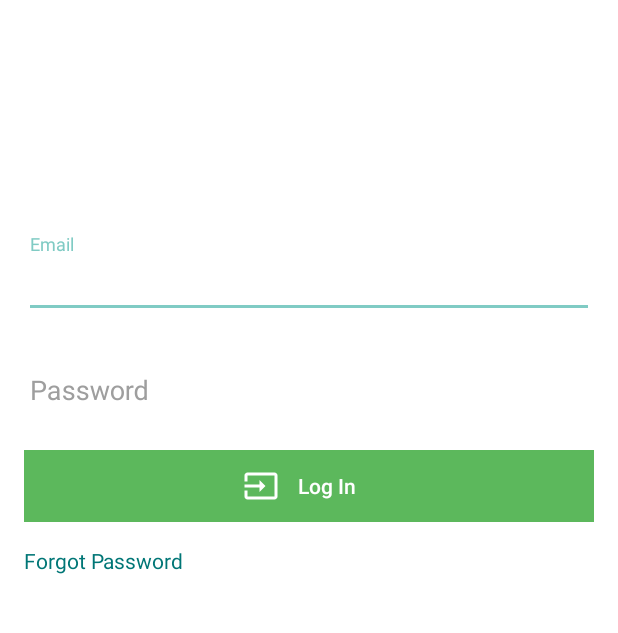
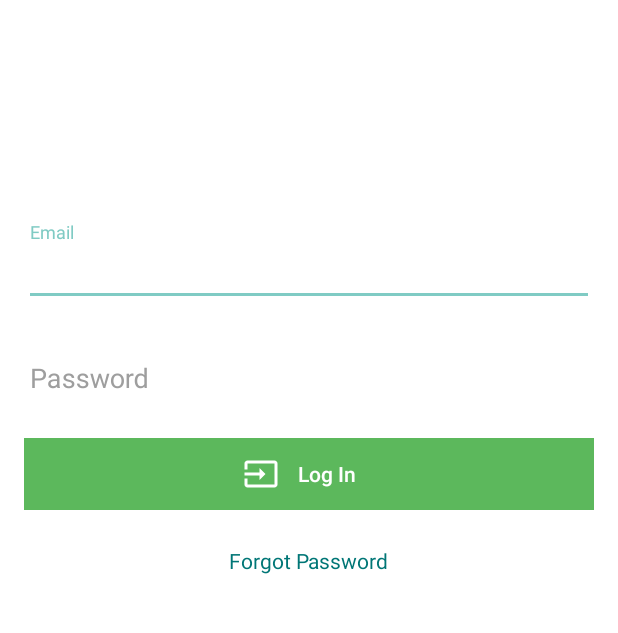
Before and after one commit to techmagic-team/techmagic-hr-android, an Android app: the screen it shows after launch (LoginActivity), on a phone screen of 412 x 824 dp, the part 225-858 px from its top. Run offline under Robolectric (Android 15) with nearby library versions, the phone set to English and light mode, and no system bars; our stand-ins replace ButterKnife.

Commit message:
Working on Login view.

```diff
--- a/app/src/main/java/co/techmagic/hr/TechMagicHrApplication.java
+++ b/app/src/main/java/co/techmagic/hr/TechMagicHrApplication.java
@@ -1,6 +1,8 @@
 package co.techmagic.hr;
 
 import android.app.Application;
+
+import co.techmagic.hr.presentation.util.SharedPreferencesUtil;
 
 /**
  * Created by ruslankuziak on 3/22/17.
@@ -11,6 +13,7 @@ public class TechMagicHrApplication extends Application {
     @Override
     public void onCreate() {
         super.onCreate();
+        SharedPreferencesUtil.init(this);
        // Fabric.with(this, new Crashlytics());
     }
 }
--- a/app/src/main/java/co/techmagic/hr/presentation/ui/activity/LoginActivity.java
+++ b/app/src/main/java/co/techmagic/hr/presentation/ui/activity/LoginActivity.java
@@ -1,14 +1,29 @@
 package co.techmagic.hr.presentation.ui.activity;
 
+import android.graphics.Paint;
 import android.os.Bundle;
 import android.support.v7.app.AppCompatActivity;
+import android.widget.TextView;
+
+import butterknife.BindView;
+import butterknife.ButterKnife;
+import butterknife.OnClick;
 import co.techmagic.hr.R;
 
 public class LoginActivity extends AppCompatActivity {
+
+    @BindView(R.id.tvForgotPassword)
+    TextView tvForgotPassword;
 
     @Override
     protected void onCreate(Bundle savedInstanceState) {
         super.onCreate(savedInstanceState);
         setContentView(R.layout.activity_login);
+        ButterKnife.bind(this);
+    }
+
+    @OnClick(R.id.tvForgotPassword)
+    void onForgotPasswordClick() {
+        tvForgotPassword.setPaintFlags(tvForgotPassword.getPaintFlags() | Paint.UNDERLINE_TEXT_FLAG);
     }
 }
--- /dev/null
+++ b/app/src/main/java/co/techmagic/hr/presentation/util/SharedPreferencesUtil.java
@@ -0,0 +1,22 @@
+package co.techmagic.hr.presentation.util;
+
+import android.content.Context;
+import android.content.SharedPreferences;
+import android.support.annotation.NonNull;
+
+public class SharedPreferencesUtil {
+
+    private static SharedPreferences prefs;
+
+    private SharedPreferencesUtil() {}
+
+    public static void init(@NonNull Context appContext) {
+        if (prefs == null) {
+            prefs = appContext.getSharedPreferences(SharedPreferencesKeys.SHARED_PREFS_NAME, Context.MODE_PRIVATE);
+        }
+    }
+
+    interface SharedPreferencesKeys {
+        String SHARED_PREFS_NAME = "appPrefs";
+    }
+}
--- a/app/src/main/res/layout/activity_login.xml
+++ b/app/src/main/res/layout/activity_login.xml
@@ -98,9 +98,12 @@
         </FrameLayout>
 
         <TextView
+            android:id="@+id/tvForgotPassword"
             android:layout_width="wrap_content"
             android:layout_height="wrap_content"
+            android:layout_gravity="center"
             android:layout_marginTop="@dimen/activity_vertical_margin"
+            android:padding="@dimen/activity_text_padding_top"
             android:text="@string/tm_hr_login_activity_text_forgot_password"
             android:textColor="@color/colorPrimaryDark" />
 
--- /dev/null
+++ b/app/src/main/res/values-w820dp/dimens.xml
@@ -0,0 +1,6 @@
+<resources>
+    <!-- Example customization of dimensions originally defined in res/values/dimens.xml
+         (such as screen margins) for screens with more than 820dp of available width. This
+         would include 7" and 10" devices in landscape (~960dp and ~1280dp respectively). -->
+    <dimen name="activity_horizontal_margin">64dp</dimen>
+</resources>
--- a/app/src/main/res/values/dimens.xml
+++ b/app/src/main/res/values/dimens.xml
@@ -5,6 +5,8 @@
     <dimen name="activity_vertical_margin">16dp</dimen>
     <dimen name="activity_horizontal_margin_text_top">-16dp</dimen>
 
+    <dimen name="activity_text_padding_top">8dp</dimen>
+
     <dimen name="activity_tm_logo_width">300dp</dimen>
     <dimen name="activity_tm_logo_height">120dp</dimen>
 
```
Also changed, not shown: app/build.gradle (+10 -0 lines).
